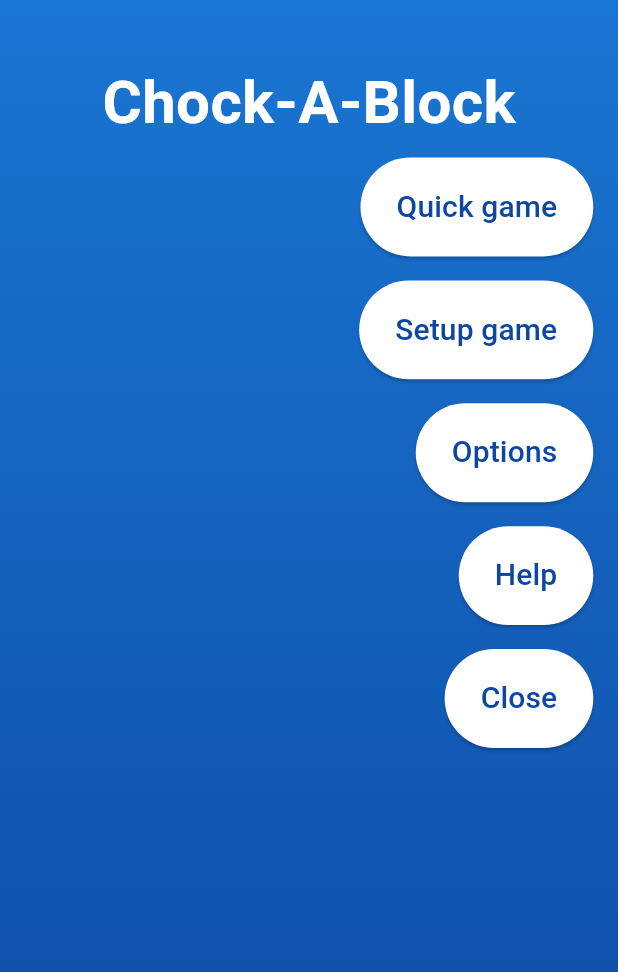
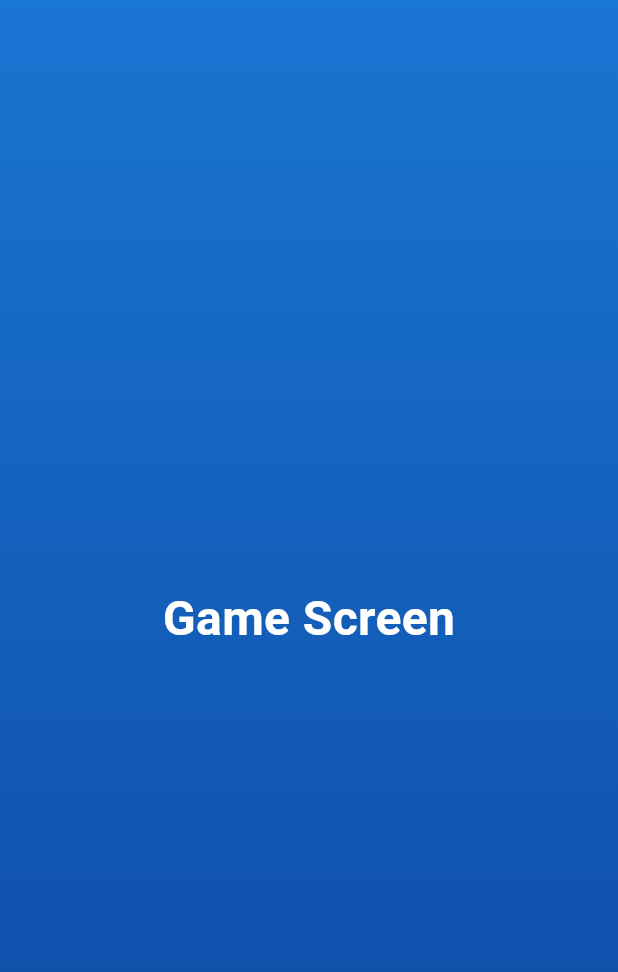
Before and after one commit to danieltrundlewtut/chockablock, a Flutter app: the screen it shows after launch, after a tap on "Quick game", on a phone screen of 412 x 824 dp. Shown: the top 972 px of the screen. Run offline on Flutter 3.47's test engine with Material 3 defaults, Android fonts, the phone set to English and light mode, and no system bars.

Commit message:
Added basic game screen and navigation to game screen from main menu, also loading feedback

```diff
--- a/lib/screens/game_screen_classic.dart
+++ b/lib/screens/game_screen_classic.dart
@@ -0,0 +1,30 @@
+import 'package:flutter/material.dart';
+
+class GameScreen extends StatelessWidget {
+  const GameScreen({super.key});
+
+  @override
+  Widget build(BuildContext context) {
+    return Scaffold(
+      body: Container(
+        decoration: BoxDecoration(
+          gradient: LinearGradient(
+            begin: Alignment.topCenter,
+            end: Alignment.bottomCenter,
+            colors: [Colors.blue.shade700, Colors.blue.shade900],
+          ),
+        ),
+        child: const Center(
+          child: Text(
+            'Game Screen',
+            style: TextStyle(
+              fontSize: 32,
+              color: Colors.white,
+              fontWeight: FontWeight.bold,
+            ),
+          ),
+        ),
+      ),
+    );
+  }
+}
--- a/lib/screens/menu/main_menu_screen.dart
+++ b/lib/screens/menu/main_menu_screen.dart
@@ -1,11 +1,34 @@
 import 'package:flutter/material.dart';
 import 'package:flutter/services.dart';
 import '../../transitions/menu_transitions.dart';
+import '../../widgets/loading_widget.dart';
+import '../game_screen_classic.dart';
 import 'options_menu.dart';
 import 'help_menu.dart';
 
 class MainMenuScreen extends StatelessWidget {
   const MainMenuScreen({super.key});
+
+  Future<void> _startQuickGame(BuildContext context) async {
+    showDialog(
+      context: context,
+      barrierDismissible: false,
+      builder: (BuildContext context) {
+        return const LoadingDialog(message: 'Loading...');
+      },
+    );
+
+    // Simulate loading time (remove in production)
+    await Future.delayed(const Duration(milliseconds: 500));
+
+    if (context.mounted) {
+      Navigator.of(context).pop();
+      Navigator.pushReplacement(
+        context,
+        MaterialPageRoute(builder: (context) => const GameScreen()),
+      );
+    }
+  }
 
   void _navigateToOptionsMenu(BuildContext context) {
     Navigator.push(
@@ -60,7 +83,7 @@ class MainMenuScreen extends StatelessWidget {
   List<Widget> _buildMenuButtons(double buttonHeight, BuildContext context) {
     final List<String> buttonTitles = ['Quick game', 'Setup game', 'Options', 'Help', 'Close'];
     final List<VoidCallback> actions = [
-          () {}, // Quick game action
+          () => _startQuickGame(context),
           () {}, // Setup game action
           () => _navigateToOptionsMenu(context),
           () => _navigateToHelpMenu(context),
--- /dev/null
+++ b/lib/widgets/loading_widget.dart
@@ -0,0 +1,34 @@
+import 'package:flutter/material.dart';
+
+class LoadingDialog extends StatelessWidget {
+  final String message;
+
+  const LoadingDialog({
+    super.key,
+    required this.message,
+  });
+
+  @override
+  Widget build(BuildContext context) {
+    return Dialog(
+      backgroundColor: Colors.white,
+      child: Padding(
+        padding: const EdgeInsets.symmetric(vertical: 20, horizontal: 24),
+        child: Column(
+          mainAxisSize: MainAxisSize.min,
+          children: [
+            const CircularProgressIndicator(),
+            const SizedBox(height: 16),
+            Text(
+              message,
+              style: const TextStyle(
+                fontSize: 16,
+                color: Colors.black87,
+              ),
+            ),
+          ],
+        ),
+      ),
+    );
+  }
+}
```
